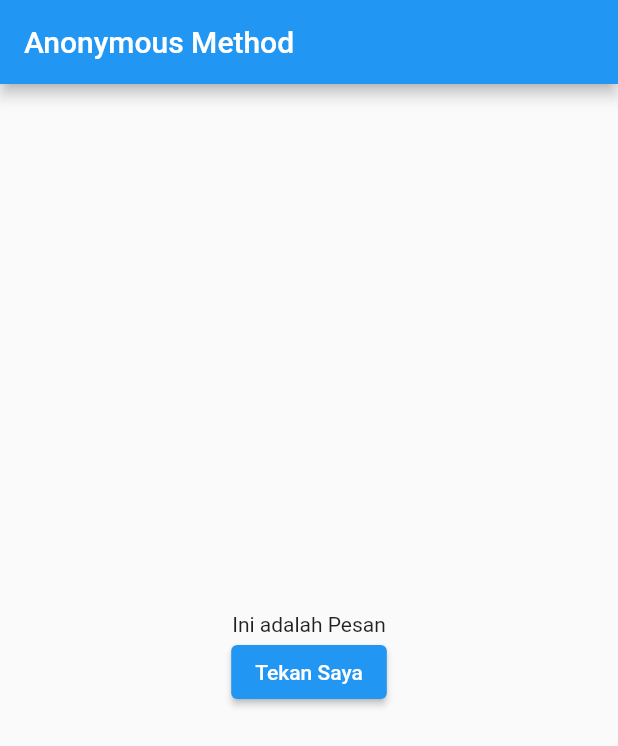
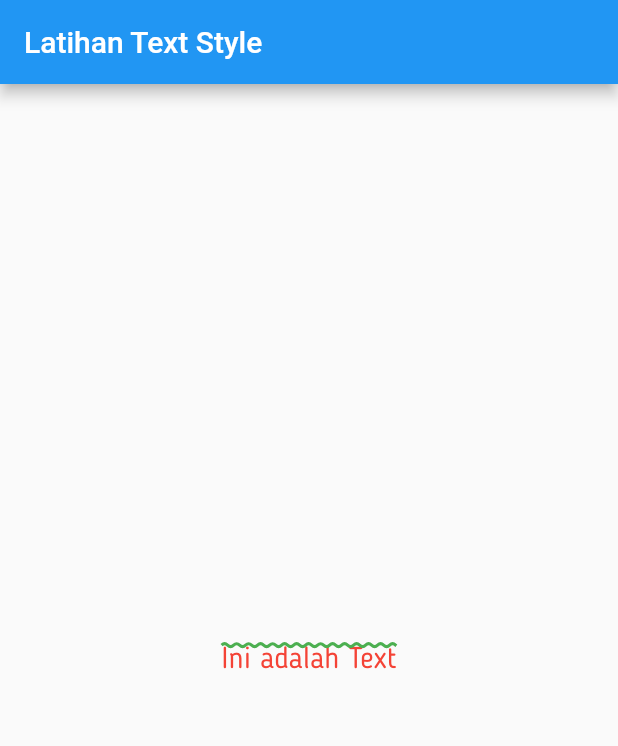
Before and after one commit to askaerlangga/belajar_flutter_dasar, a Flutter app: the screen it shows after launch, on a phone screen of 412 x 824 dp. Shown: the top 746 px of the screen. Run offline on Flutter 3.47's test engine with Material 2 defaults, Android fonts, the phone set to English and light mode, and no system bars.

Commit message:
Text Style

```diff
--- a/lib/main.dart
+++ b/lib/main.dart
@@ -4,37 +4,33 @@ import 'package:flutter/material.dart';
 void main() {
   runApp(const MyApp());
 }
-
-class MyApp extends StatefulWidget {
-  const MyApp({Key? key}) : super(key: key);
-
-  @override
-  _MyAppState createState() => _MyAppState();
-}
-
-class _MyAppState extends State<MyApp> {
-  String pesan = 'Ini adalah Pesan';
+class MyApp extends StatelessWidget {
+  const MyApp({ Key? key }) : super(key: key);
 
   @override
   Widget build(BuildContext context) {
     return MaterialApp(
       home: Scaffold(
-        appBar: AppBar(title: Text('Anonymous Method')),
+        appBar: AppBar(title: Text('Latihan Text Style')),
         body: Center(
-            child: Column(
-          mainAxisAlignment: MainAxisAlignment.center,
-          children: <Widget>[
-            Text(pesan),
-            ElevatedButton(
-              onPressed: () {
-                setState(() {
-                  pesan = 'Tombol ditekan';
-                });
-              },
-              child: Text('Tekan Saya'),
-            )
-          ],
-        )),
+          child: Column(
+            mainAxisAlignment: MainAxisAlignment.center,
+            children: const <Widget>[
+              Text(
+                'Ini adalah Text',
+                style: TextStyle(
+                  fontFamily: 'Blogger',
+                  fontSize: 20,
+                  color: Colors.red,
+                  decoration: TextDecoration.overline,
+                  decorationColor: Colors.green,
+                  decorationThickness: 5,
+                  decorationStyle: TextDecorationStyle.wavy
+                ),
+              ),
+            ],
+          ),
+        ),
       ),
     );
   }
```
Also changed, not shown: pubspec.yaml (+4 -4 lines), assets/fonts/BloggerSans.otf (added).
